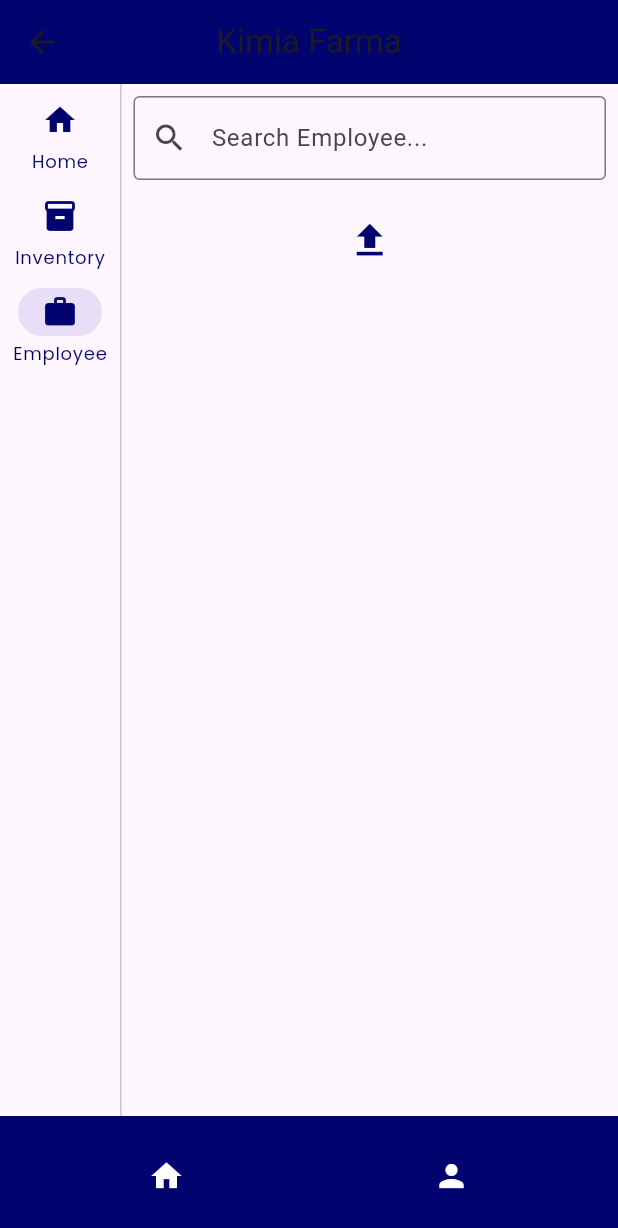
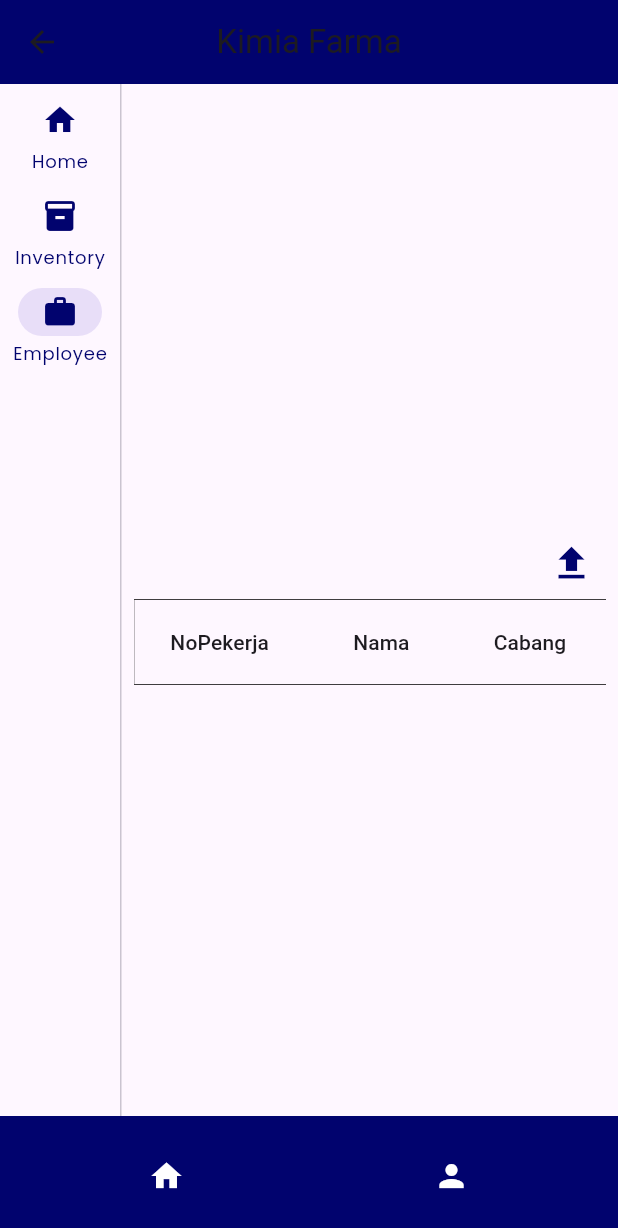
Before and after one commit to Joseph2702/kimiafarma, a Flutter app: the HomePage screen opened by its route, after a tap on "Inventory", after a tap on "Employee", after a tap on the "file upload" icon, on a phone screen of 412 x 824 dp. Shown: the top 1228 px of the screen. Run offline on Flutter 3.47's test engine with Material 3 defaults, Android fonts, the phone set to English and light mode, and no system bars; our stand-ins replace cloud_firestore, csv, file_picker, firebase_auth, firebase_core, flutter_svg; accounts and stored records are empty.

Commit message:
csv done, (bug on frontend)

```diff
--- /dev/null
+++ b/lib/component/karyawan_model.dart
@@ -0,0 +1,66 @@
+import 'dart:convert';
+import 'package:cloud_firestore/cloud_firestore.dart';
+import 'package:csv/csv.dart';
+import 'package:file_picker/file_picker.dart';
+import 'package:flutter/material.dart';
+
+class Karyawan {
+  var nopekerja;
+  String nama;
+  String cabang;
+  String alamatToko;
+
+  Karyawan({
+    required this.nopekerja,
+    required this.nama,
+    required this.cabang,
+    required this.alamatToko,
+  });
+
+  Map<String, dynamic> toMap() {
+    return {
+      'nopekerja': nopekerja,
+      'nama': nama,
+      'cabang': cabang,
+      'alamatToko': alamatToko,
+    };
+  }
+}
+
+class KaryawanService {
+  final CollectionReference _KaryawanCollection =
+      FirebaseFirestore.instance.collection('karyawan');
+
+  Future<void> importKaryawanfromCSV(BuildContext context) async {
+    FilePickerResult? result = await FilePicker.platform.pickFiles(
+      type: FileType.custom,
+      allowedExtensions: ['csv', 'xls', 'xlsx'],
+    );
+
+    if (result != null) {
+      PlatformFile file = result.files.first;
+      String csvString = utf8.decode(file.bytes!);
+      List<List<dynamic>> csvtable = CsvToListConverter().convert(csvString);
+
+      for (List<dynamic> row in csvtable) {
+        Karyawan karyawan = Karyawan(
+          nopekerja: row[0],
+          nama: row[1] as String,
+          cabang: row[2] as String,
+          alamatToko: row[3] as String,
+        );
+        await _KaryawanCollection.add(karyawan.toMap());
+      }
+
+      ScaffoldMessenger.of(context).showSnackBar(
+        SnackBar(
+          content: Text('Data Karyawan berhasil di import'),
+        ),
+      );
+    }
+  }
+
+  Future<void> deleteKaryawan(String documentId) async {
+    await _KaryawanCollection.doc(documentId).delete();
+  }
+}
--- a/lib/screen/home-page.dart
+++ b/lib/screen/home-page.dart
@@ -2,9 +2,11 @@
 import 'package:firebase_auth/firebase_auth.dart';
 import 'package:flutter/material.dart';
 import 'package:flutter_svg/flutter_svg.dart';
+
 import 'package:file_picker/file_picker.dart';
 import 'package:kimiafarma/component/botBar.dart';
 import 'package:kimiafarma/component/theme.dart';
+import 'package:kimiafarma/component/karyawan_model.dart';
 
 class HomePage extends StatefulWidget {
   @override
@@ -13,8 +15,9 @@
 
 class _HomePageState extends State<HomePage> {
   int _selectedIndex = 0;
+
   String userName = "";
-
+  final KaryawanService _karyawanService = KaryawanService();
   User? user = FirebaseAuth.instance.currentUser;
 
   List<String> medicineNames = [];
@@ -133,7 +136,7 @@
             width: 1,
           ),
           Expanded(
-            child: Center(
+            child: Container(
               child: _getPage(_selectedIndex),
             ),
           ),
@@ -258,7 +261,7 @@
                     child: Padding(
                       padding: const EdgeInsets.all(18.0),
                       child: Column(
-                        mainAxisAlignment: MainAxisAlignment.center,
+                        mainAxisAlignment: MainAxisAlignment.start,
                         children: [
                           Text(
                             'Medicine in capacity',
@@ -421,7 +424,10 @@
 
   Widget _buildEmployeePage() {
     return StreamBuilder(
-      stream: FirebaseFirestore.instance.collection('karyawan').snapshots(),
+      stream: FirebaseFirestore.instance
+          .collection('karyawan')
+          .orderBy('nopekerja')
+          .snapshots(),
       builder: (context, AsyncSnapshot<QuerySnapshot> snapshot) {
         if (snapshot.hasError) {
           return Text('Error: ${snapshot.error}');
@@ -430,84 +436,95 @@
         if (snapshot.connectionState == ConnectionState.waiting) {
           return CircularProgressIndicator();
         }
-
-        return Column(
+        List<DocumentSnapshot> documents = snapshot.data!.docs;
+        List<DataRow> rows = [];
+        for (var document in documents) {
+          Map<String, dynamic> data = document.data() as Map<String, dynamic>;
+          DataRow row = DataRow(cells: [
+            DataCell(Text(data['nopekerja']?.toString() ?? '')),
+            DataCell(Text(data['nama'] ?? '')),
+            DataCell(Text(data['cabang'] ?? '')),
+            DataCell(Text(data['alamatToko'] ?? '')),
+            DataCell(IconButton(
+                icon: Icon(Icons.delete),
+                onPressed: () {
+                  // _bootcampService.deleteBootcamp(document.id);
+                  _showDeleteConfirmationDialog(
+                      context, document.id, data['nama']);
+                }))
+          ]);
+          rows.add(row);
+        }
+        return SingleChildScrollView(
+          child: Padding(
+            padding: const EdgeInsets.all(8.0),
+            child: Column(
               mainAxisAlignment: MainAxisAlignment.start,
+              crossAxisAlignment: CrossAxisAlignment.stretch,
               children: [
-            Padding(
-              padding: const EdgeInsets.all(8.0),
-              child: TextField(
-                decoration: InputDecoration(
-                  hintText: 'Search Employee...',
-                  prefixIcon: Icon(Icons.search),
-                  border: OutlineInputBorder(),
-                ),
-                onChanged: (value) {
-                  // Implement search logic if needed
-                },
-              ),
-            ),
                 SizedBox(
-                height: 8.0), // Adjust the spacing between search and upload
+                    height:
+                        8.0), // Adjust the spacing between search and upload
                 Container(
                   child: IconButton(
-                // alignment: AlignmentDirectional.centerEnd,
+                    alignment: AlignmentDirectional.centerEnd,
+                    visualDensity: VisualDensity.standard,
                     icon: Icon(
                       Icons.file_upload,
                       color: colorBlueBase,
                       size: 30,
                     ), // Upload icon
-                onPressed: () {},
+                    onPressed: () {
+                      _karyawanService.importKaryawanfromCSV(context);
+                    },
                   ),
                 ),
-            SizedBox(height: 15.0),
-            Expanded(
-              child: ListView.builder(
-                itemCount: snapshot.data!.docs.length,
-                itemBuilder: (context, index) {
-                  var karyawan = snapshot.data!.docs[index];
-                  return Column(
-                    children: [
-                      Container(
-                        color: Colors.grey[100],
-                        child: ListTile(
-                          leading: Text(karyawan['nopekerja'].toString()),
-                          title: Text(karyawan['Nama']),
-                          subtitle: Column(
-                            mainAxisAlignment: MainAxisAlignment.start,
-                            crossAxisAlignment: CrossAxisAlignment.start,
-                            children: [
-                              Text(karyawan['email']),
-                              SizedBox(
-                                height: 2,
+                SizedBox(height: 0.0),
+                SingleChildScrollView(
+                  scrollDirection: Axis.horizontal,
+                  child: DataTable(
+                    columns: [
+                      DataColumn(label: Text('NoPekerja')),
+                      DataColumn(label: Text('Nama')),
+                      DataColumn(label: Text('Cabang')),
+                      DataColumn(label: Text('Alamat Toko')),
+                      DataColumn(label: Text('Aksi')),
+                    ],
+                    rows: rows,
+                    decoration: BoxDecoration(
+                      border: Border.all(color: Colors.black, width: 0.5),
                     ),
-                              Text(karyawan['Cabang']),
+                  ),
+                )
               ],
             ),
-                          trailing: Row(
-                            mainAxisSize: MainAxisSize.min,
-                            children: [
-                              IconButton(
-                                icon: Icon(Icons.edit, color: colorBlueBase),
+          ),
+        );
+      },
+    );
+  }
+
+  void _showDeleteConfirmationDialog(
+      BuildContext context, String documentId, String nama) {
+    showDialog(
+      context: context,
+      builder: (BuildContext context) {
+        return AlertDialog(
+          title: Text("Konfirmasi Hapus"),
+          content: Text("Apakah Anda yakin ingin menghapus data '$nama'?"),
+          actions: <Widget>[
+            TextButton(
+              child: Text("Batal"),
               onPressed: () {
-                                  // Handle edit action
+                Navigator.of(context).pop();
               },
             ),
-                              IconButton(
-                                icon: Icon(Icons.delete, color: Colors.red),
+            TextButton(
+              child: Text("Hapus"),
               onPressed: () {
-                                  // Handle delete action
+                _karyawanService.deleteKaryawan(documentId);
+                Navigator.of(context).pop();
               },
-                              ),
-                            ],
-                          ),
-                          // Add more fields as needed
-                        ),
-                      ),
-                    ],
-                  );
-                },
-              ),
             ),
           ],
         );
--- a/pubspec.yaml
+++ b/pubspec.yaml
@@ -40,6 +40,7 @@
   firebase_core: ^2.24.2
   firebase_auth: ^4.16.0
   cloud_firestore: ^4.14.0
+  csv: ^5.1.1
 
 dev_dependencies:
   flutter_test:
```
Also changed, not shown: pubspec.lock. Lines whose indentation alone changed are shown as unchanged.
